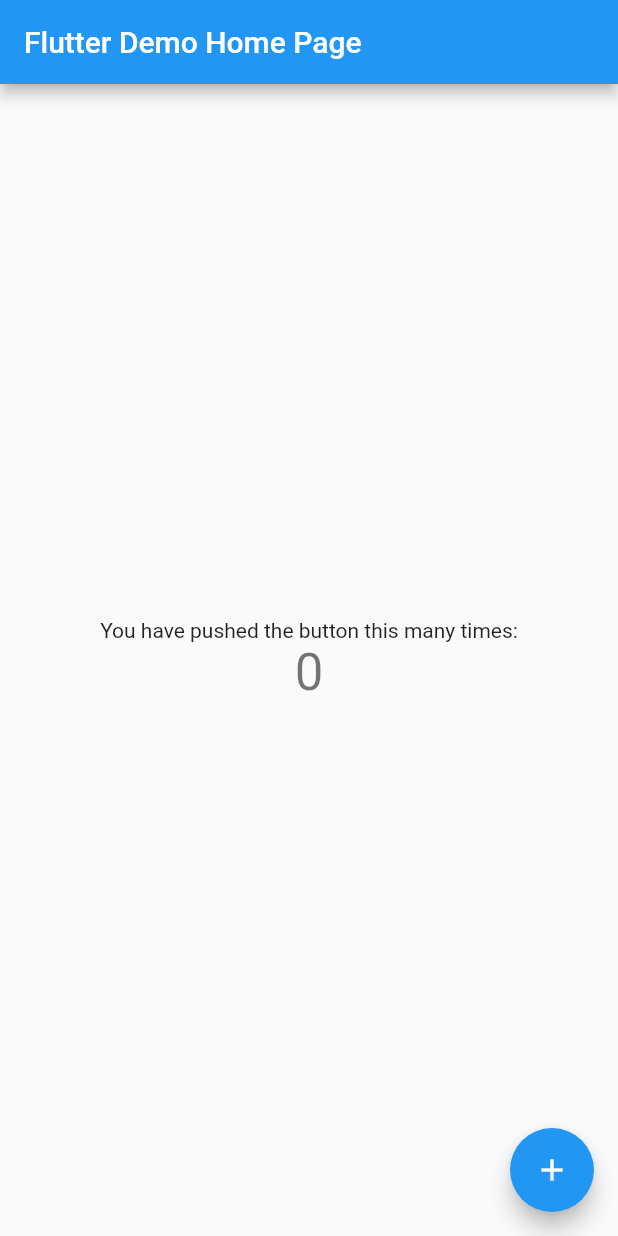
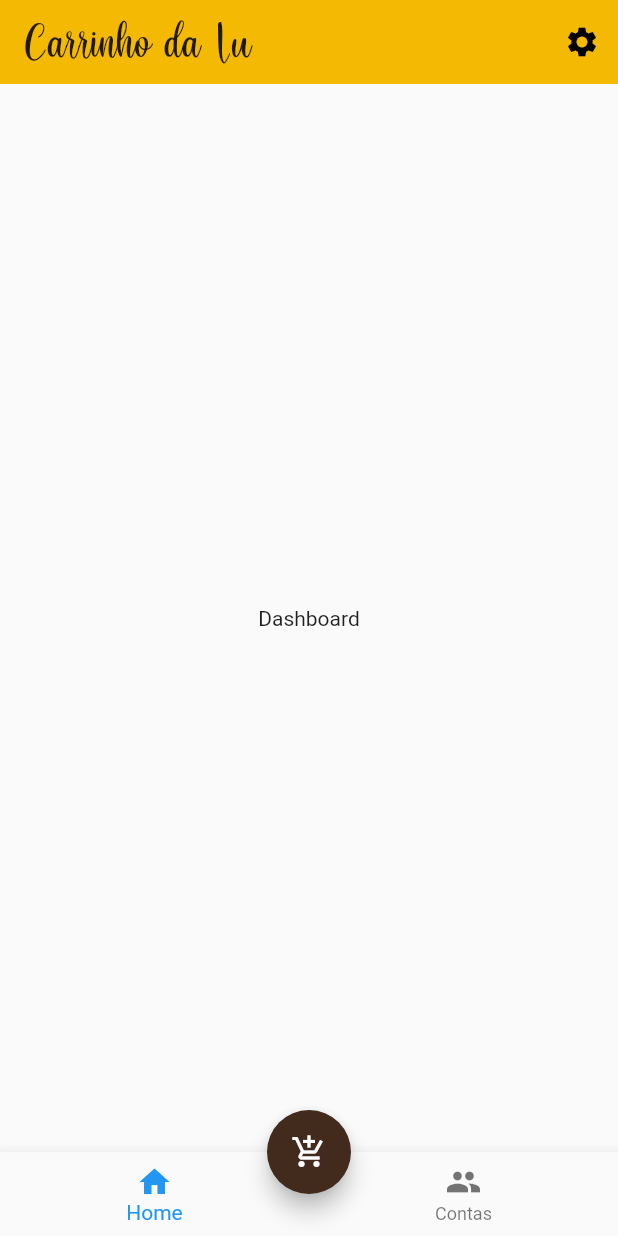
Before and after one commit to lucassantos61/carrinha_da_lu, a Flutter app: the screen it shows after launch, on a phone screen of 412 x 824 dp. Run offline on Flutter 3.47's test engine with Material 2 defaults, Android fonts, the phone set to English and light mode, and no system bars.

Commit message:
Ajuste no projeto

```diff
--- a/lib/main.dart
+++ b/lib/main.dart
@@ -1,111 +1,15 @@
+import 'package:carrinha_da_lu/pages/home_page.dart';
 import 'package:flutter/material.dart';
 
-void main() => runApp(MyApp());
-
-class MyApp extends StatelessWidget {
-  // This widget is the root of your application.
-  @override
-  Widget build(BuildContext context) {
-    return MaterialApp(
-      title: 'Flutter Demo',
+void main() {
+  runApp(
+    MaterialApp(
+      home: HomePage(),
       theme: ThemeData(
-        // This is the theme of your application.
-        //
-        // Try running your application with "flutter run". You'll see the
-        // application has a blue toolbar. Then, without quitting the app, try
-        // changing the primarySwatch below to Colors.green and then invoke
-        // "hot reload" (press "r" in the console where you ran "flutter run",
-        // or simply save your changes to "hot reload" in a Flutter IDE).
-        // Notice that the counter didn't reset back to zero; the application
-        // is not restarted.
-        primarySwatch: Colors.blue,
+        primaryColor: Color(0xFFF4BA03),
+        accentColor: Color(0xFF422A1C),
       ),
-      home: MyHomePage(title: 'Flutter Demo Home Page'),
-    );
-  }
+      debugShowCheckedModeBanner: false,
+    ),
+  );
 }
-
-class MyHomePage extends StatefulWidget {
-  MyHomePage({Key key, this.title}) : super(key: key);
-
-  // This widget is the home page of your application. It is stateful, meaning
-  // that it has a State object (defined below) that contains fields that affect
-  // how it looks.
-
-  // This class is the configuration for the state. It holds the values (in this
-  // case the title) provided by the parent (in this case the App widget) and
-  // used by the build method of the State. Fields in a Widget subclass are
-  // always marked "final".
-
-  final String title;
-
-  @override
-  _MyHomePageState createState() => _MyHomePageState();
-}
-
-class _MyHomePageState extends State<MyHomePage> {
-  int _counter = 0;
-
-  void _incrementCounter() {
-    setState(() {
-      // This call to setState tells the Flutter framework that something has
-      // changed in this State, which causes it to rerun the build method below
-      // so that the display can reflect the updated values. If we changed
-      // _counter without calling setState(), then the build method would not be
-      // called again, and so nothing would appear to happen.
-      _counter++;
-    });
-  }
-
-  @override
-  Widget build(BuildContext context) {
-    // This method is rerun every time setState is called, for instance as done
-    // by the _incrementCounter method above.
-    //
-    // The Flutter framework has been optimized to make rerunning build methods
-    // fast, so that you can just rebuild anything that needs updating rather
-    // than having to individually change instances of widgets.
-    return Scaffold(
-      appBar: AppBar(
-        // Here we take the value from the MyHomePage object that was created by
-        // the App.build method, and use it to set our appbar title.
-        title: Text(widget.title),
-      ),
-      body: Center(
-        // Center is a layout widget. It takes a single child and positions it
-        // in the middle of the parent.
-        child: Column(
-          // Column is also layout widget. It takes a list of children and
-          // arranges them vertically. By default, it sizes itself to fit its
-          // children horizontally, and tries to be as tall as its parent.
-          //
-          // Invoke "debug painting" (press "p" in the console, choose the
-          // "Toggle Debug Paint" action from the Flutter Inspector in Android
-          // Studio, or the "Toggle Debug Paint" command in Visual Studio Code)
-          // to see the wireframe for each widget.
-          //
-          // Column has various properties to control how it sizes itself and
-          // how it positions its children. Here we use mainAxisAlignment to
-          // center the children vertically; the main axis here is the vertical
-          // axis because Columns are vertical (the cross axis would be
-          // horizontal).
-          mainAxisAlignment: MainAxisAlignment.center,
-          children: <Widget>[
-            Text(
-              'You have pushed the button this many times:',
-            ),
-            Text(
-              '$_counter',
-              style: Theme.of(context).textTheme.display1,
-            ),
-          ],
-        ),
-      ),
-      floatingActionButton: FloatingActionButton(
-        onPressed: _incrementCounter,
-        tooltip: 'Increment',
-        child: Icon(Icons.add),
-      ), // This trailing comma makes auto-formatting nicer for build methods.
-    );
-  }
-}
--- /dev/null
+++ b/lib/pages/dashboard_page.dart
@@ -0,0 +1,31 @@
+import 'package:flutter/material.dart';
+
+class DashboardPage extends StatefulWidget {
+  _DashboardPageState createState() => _DashboardPageState();
+}
+
+class _DashboardPageState extends State<DashboardPage> {
+  @override
+  Widget build(BuildContext context) {
+    return Scaffold(
+      appBar: AppBar(
+        title: Text(
+          "Carrinho da Lu",
+          style: TextStyle(fontFamily: 'Flashback', fontSize: 50.0),
+        ),
+        elevation: 0.0,
+        actions: <Widget>[
+          IconButton(
+            icon: Icon(Icons.settings),
+            onPressed: () {
+              print("Configurações");
+            },
+          )
+        ],
+      ),
+      body: Center(
+        child: Text('Dashboard'),
+      ),
+    );
+  }
+}
--- /dev/null
+++ b/lib/pages/home_page.dart
@@ -0,0 +1,52 @@
+import 'package:carrinha_da_lu/pages/accounts_page.dart';
+import 'package:carrinha_da_lu/pages/dashboard_page.dart';
+import 'package:flutter/material.dart';
+import 'package:flutter/widgets.dart';
+
+class HomePage extends StatefulWidget {
+  _HomePageState createState() => _HomePageState();
+}
+
+class _HomePageState extends State<HomePage> {
+  int _currentIndex = 0;
+
+  List<Widget> _children = [
+    DashboardPage(),
+    AccountsPage(),
+  ];
+
+  void onTabTapped(int index) {
+    setState(() {
+      _currentIndex = index;
+    });
+  }
+
+  @override
+  Widget build(BuildContext context) {
+    return Scaffold(
+      floatingActionButtonLocation: FloatingActionButtonLocation.centerDocked,
+      floatingActionButton: FloatingActionButton(
+        child: Icon(Icons.add_shopping_cart),
+        onPressed: () {
+          print("Nova venda");
+        },
+      ),
+
+      bottomNavigationBar: BottomNavigationBar(
+        currentIndex: _currentIndex,
+        onTap: onTabTapped,
+        items: const <BottomNavigationBarItem>[
+          BottomNavigationBarItem(
+            icon: Icon(Icons.home),
+            title: Text('Home'),
+          ),
+          BottomNavigationBarItem(
+            icon: Icon(Icons.people),
+            title: Text('Contas'),
+          ),
+        ],
+      ),
+      body: _children[_currentIndex],
+    );
+  }
+}
--- a/pubspec.yaml
+++ b/pubspec.yaml
@@ -67,6 +67,10 @@ flutter:
   #       - asset: fonts/TrajanPro.ttf
   #       - asset: fonts/TrajanPro_Bold.ttf
   #         weight: 700
+  fonts:
+    - family: Flashback
+      fonts:
+        - asset: fonts/flashback.ttf
   #
   # For details regarding fonts from package dependencies,
   # see https://flutter.dev/custom-fonts/#from-packages
```
Also changed, not shown: lib/pages/accounts_page.dart (added, +32 -0 lines), lib/pages/sale_page.dart (added, +14 -0 lines), lib/pages/homePage.dart (deleted), lib/pages/spunPage.dart (deleted), lib/pages/spun_page.dart (added), lib/template.dart (deleted), 1 other file.
